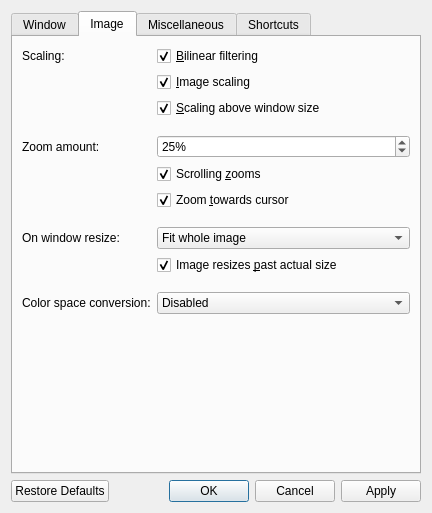
Old version of the form src/qvoptionsdialog.ui in the repository jurplel/qView.
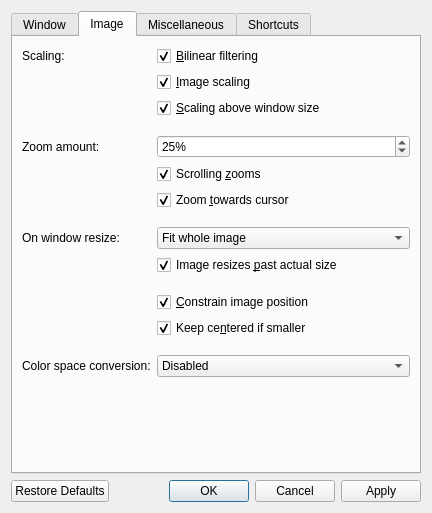
New version of the form. The open tabs and pages were chosen to show the change.

Commit message: Options to constrain image within viewport area.

```diff
--- a/src/qvoptionsdialog.ui
+++ b/src/qvoptionsdialog.ui
@@ -451,14 +451,47 @@
          </property>
         </spacer>
        </item>
-       <item row="11" column="0">
+       <item row="11" column="1">
+        <widget class="QCheckBox" name="constrainImagePositionCheckbox">
+         <property name="text">
+          <string>&amp;Constrain image position</string>
+         </property>
+         <property name="checked">
+          <bool>true</bool>
+         </property>
+        </widget>
+       </item>
+       <item row="12" column="1">
+        <widget class="QCheckBox" name="constrainCentersSmallImageCheckbox">
+         <property name="text">
+          <string>Keep ce&amp;ntered if smaller</string>
+         </property>
+         <property name="checked">
+          <bool>true</bool>
+         </property>
+        </widget>
+       </item>
+       <item row="13" column="1">
+        <spacer name="horizontalSpacer_10">
+         <property name="orientation">
+          <enum>Qt::Horizontal</enum>
+         </property>
+         <property name="sizeHint" stdset="0">
+          <size>
+           <width>40</width>
+           <height>5</height>
+          </size>
+         </property>
+        </spacer>
+       </item>
+       <item row="14" column="0">
         <widget class="QLabel" name="colorSpaceConversionLabel">
          <property name="text">
           <string>Color space conversion:</string>
          </property>
         </widget>
        </item>
-       <item row="11" column="1">
+       <item row="14" column="1">
         <widget class="QComboBox" name="colorSpaceConversionComboBox">
          <property name="sizePolicy">
           <sizepolicy hsizetype="Preferred" vsizetype="Preferred">
```
The commit also changes 8 other files.
